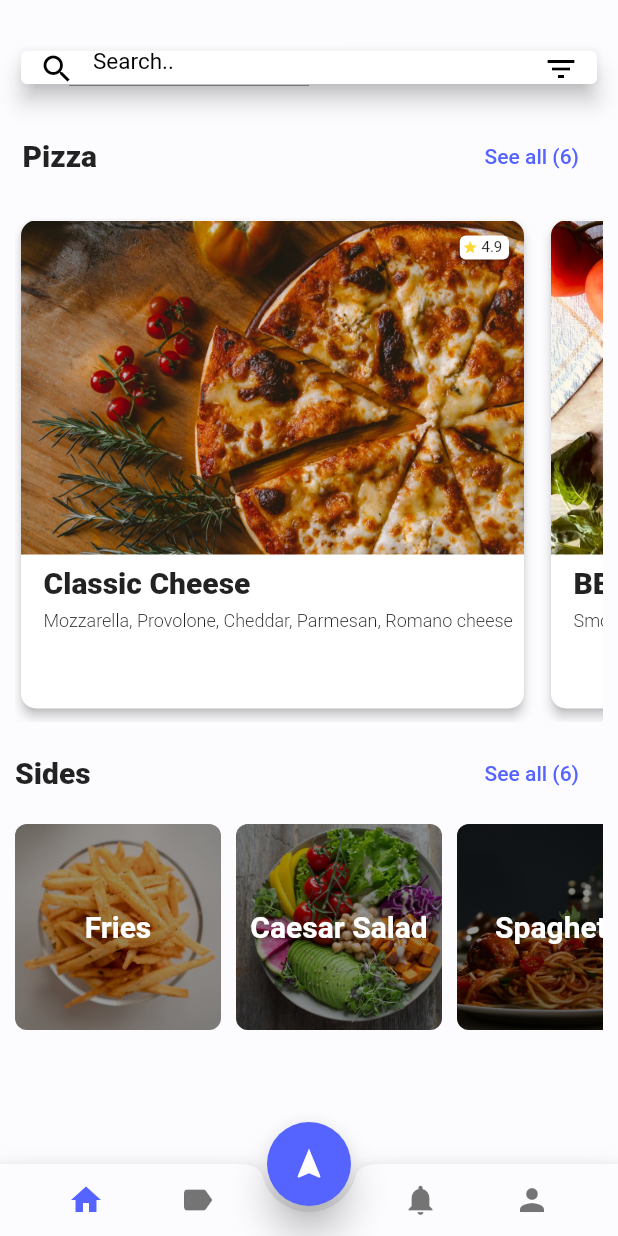
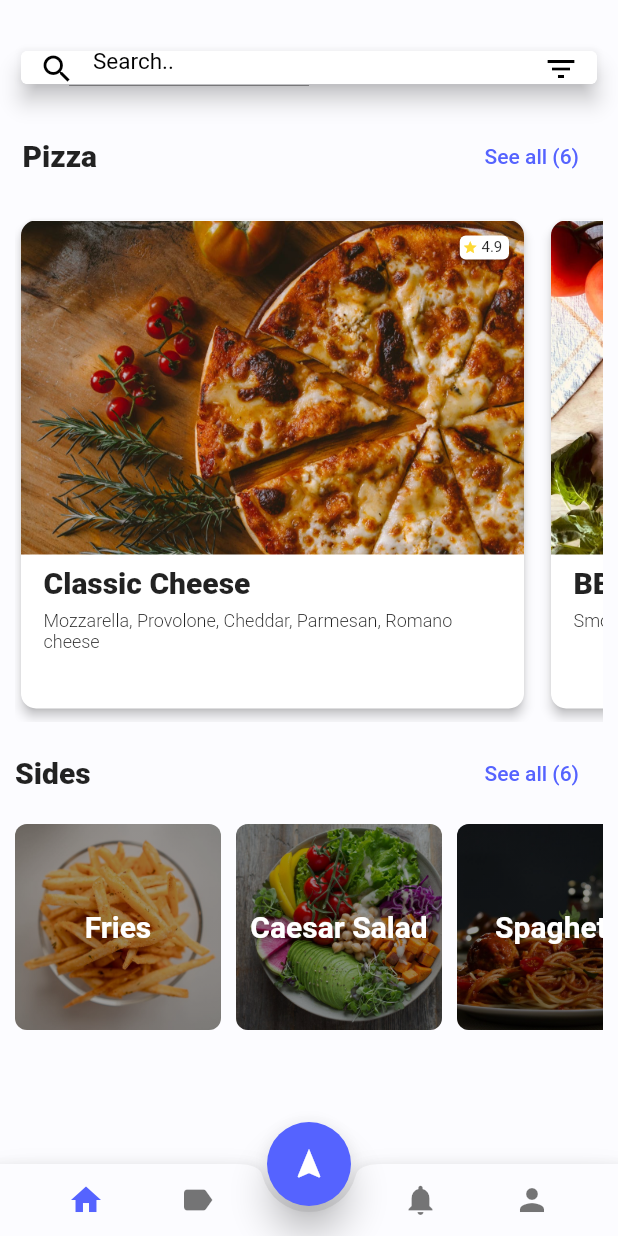
Before and after one commit to jeffwiy/flutter-delivery-UI-dialogflow, a Flutter app: the screen it shows after launch, on a phone screen of 412 x 824 dp. Run offline on Flutter 3.47's test engine with Material 2 defaults, Android fonts, the phone set to English and light mode, and no system bars; missing offline and left inert: flutter_dialogflow; project files that could hold a hidden picture were left out.

Commit message:
pizza card description text container padding only right 20.

```diff
--- a/lib/widgets/slide_item.dart
+++ b/lib/widgets/slide_item.dart
@@ -105,6 +105,7 @@ class _SlideItemState extends State<SlideItem> {
                 padding: EdgeInsets.only(left: 15.0),
                 child: Container(
                   width: MediaQuery.of(context).size.width,
+                  padding: EdgeInsets.only(right: 20),
                   child: Text(
                     "${widget.address}",
                     style: TextStyle(
```
